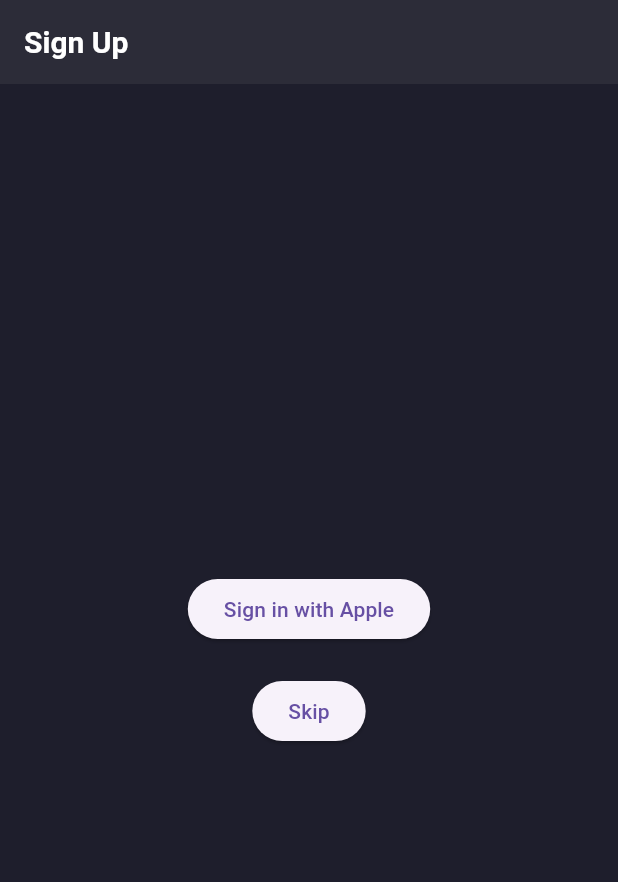
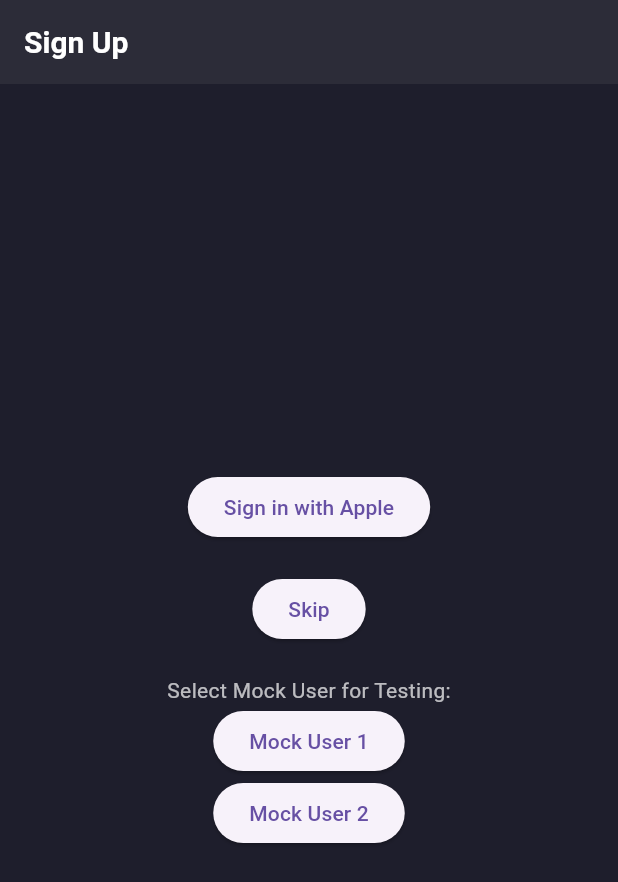
Before and after one commit to shinbehavior/beawake, a Flutter app: the screen it shows after launch, on a phone screen of 412 x 824 dp. Shown: the top 882 px of the screen. Run offline on Flutter 3.47's test engine with Material 3 defaults, Android fonts, the phone set to English and light mode, and no system bars; our stand-ins replace cloud_firestore, firebase_auth, firebase_core, fluttertoast, shared_preferences, sign_in_with_apple; accounts and stored records are empty.

Commit message:
add mock users to test

```diff
--- a/lib/screens/sign_up_screen.dart
+++ b/lib/screens/sign_up_screen.dart
@@ -1,3 +1,4 @@
+// lib/screens/sign_up_screen.dart
 import 'package:flutter/material.dart';
 import 'package:firebase_auth/firebase_auth.dart';
 import 'package:beawake/services/firebase_service.dart';
@@ -18,6 +19,11 @@
 
   @override
   Widget build(BuildContext context) {
+    List<Map<String, String>> mockUsers = [
+      {"id": "mockUser1Id", "name": "Mock User 1"},
+      {"id": "mockUser2Id", "name": "Mock User 2"},
+    ];
+
     return Scaffold(
       appBar: AppBar(
         title: Text('Sign Up'),
@@ -34,6 +40,18 @@
               onPressed: onSkip,
               child: Text('Skip'),
             ),
+            SizedBox(height: 20),
+            Text("Select Mock User for Testing:"),
+            for (var mockUser in mockUsers)
+              ElevatedButton(
+                onPressed: () async {
+                  await _firebaseService.createMockUsers();
+                  // Simulate user sign-in with mock user
+                  // Use mockUser["id"] to simulate the Firebase Auth UID
+                  _navigateToHome(context, null);
+                },
+                child: Text(mockUser["name"]!),
+              ),
           ],
         ),
       ),
--- /dev/null
+++ b/lib/utils/friend_code.dart
@@ -0,0 +1,15 @@
+import 'dart:math';
+
+class CodeGenerator {
+  static const String _chars = 'ABCDEFGHIJKLMNOPQRSTUVWXYZ0123456789';
+  static Random _rnd = Random();
+
+  static String generateCode(int length) {
+    return String.fromCharCodes(
+      Iterable.generate(
+        length,
+        (_) => _chars.codeUnitAt(_rnd.nextInt(_chars.length)),
+      ),
+    );
+  }
+}
```
Also changed, not shown: lib/services/firebase_service.dart (+35 -3 lines).
